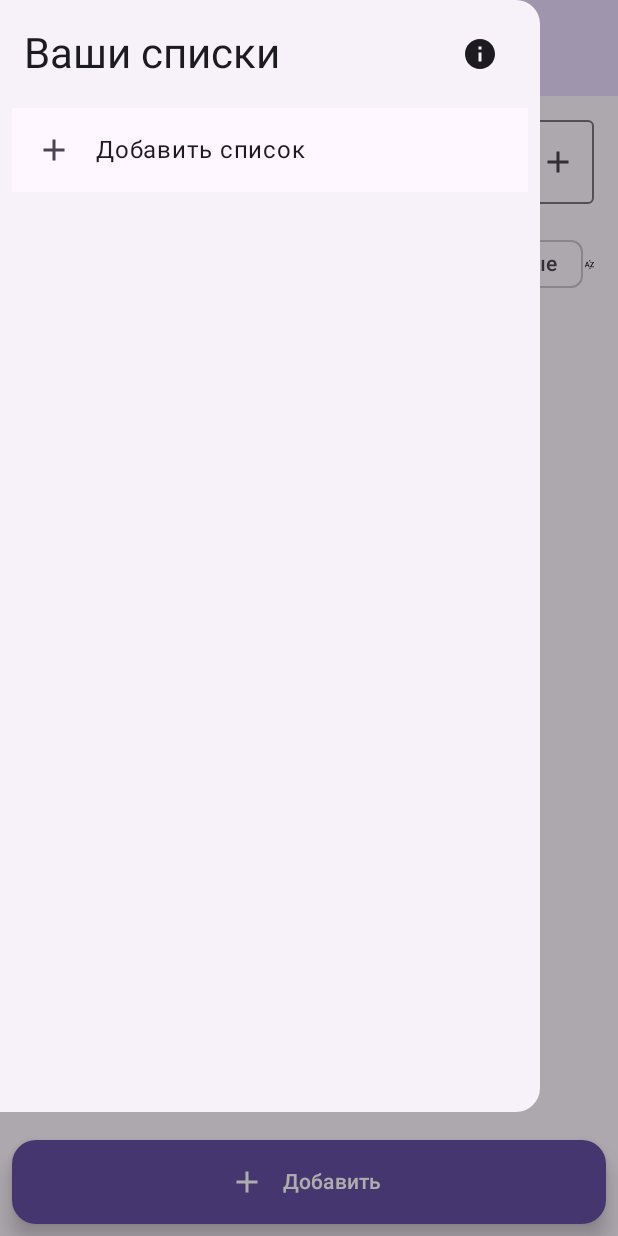
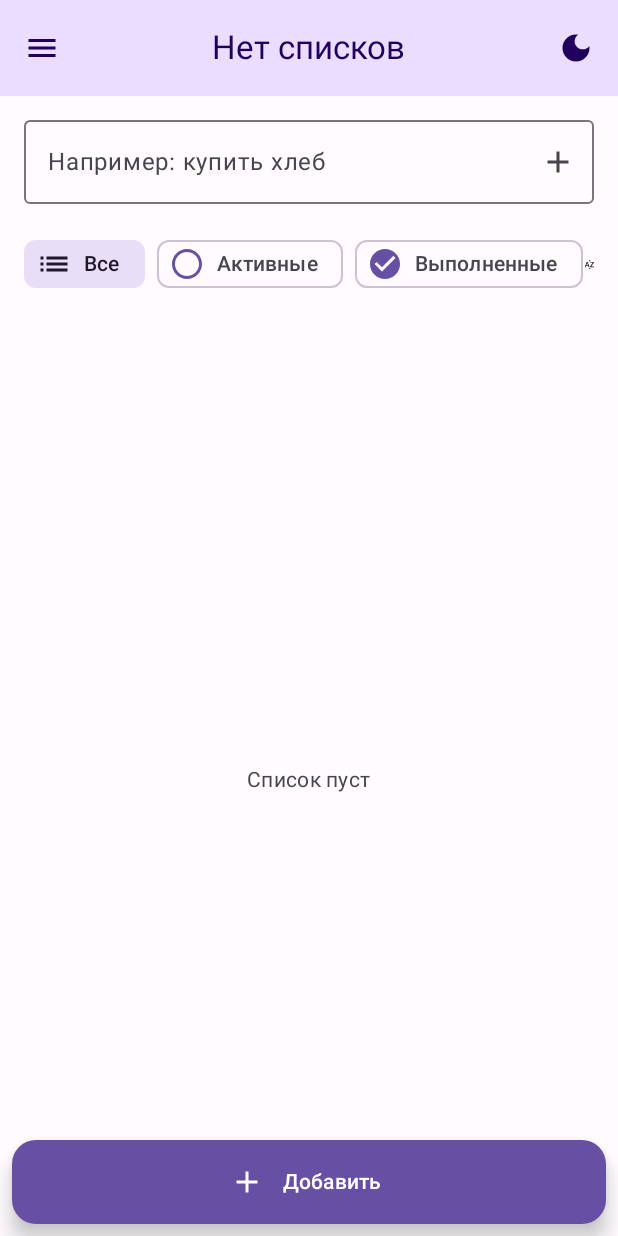
Before and after one commit to Denis24-sdk/ToDo-List-in-Kotlin, an Android app built with Jetpack Compose: the composable ToDoAppScreen called with empty values, after a tap on "Все", on a phone screen of 412 x 824 dp. Run offline under Robolectric (Android 15) with nearby library versions, the phone set to English and light mode, and no system bars; 1 other tap on this screen came first.

Commit message:
Светлая/тёмная тема

```diff
--- a/app/src/main/java/com/example/myfirstapp/MainActivity.kt
+++ b/app/src/main/java/com/example/myfirstapp/MainActivity.kt
@@ -24,6 +24,7 @@ import androidx.compose.ui.unit.dp
 import androidx.lifecycle.lifecycleScope
 import androidx.datastore.preferences.core.*
 import androidx.datastore.preferences.preferencesDataStore
+import com.example.myfirstapp.ui.theme.MyFirstAppTheme
 import com.google.gson.Gson
 import com.google.gson.reflect.TypeToken
 import kotlinx.coroutines.flow.Flow
@@ -40,11 +41,9 @@ enum class TaskFilter { ALL, ACTIVE, DONE }
 
 // --- DataStore ---
 
-// Ключ для сохранения списков задач в DataStore
 val Context.dataStore by preferencesDataStore(name = "tasks_datastore")
 val TASK_LISTS_KEY = stringPreferencesKey("task_lists_json")
 
-// Gson для конвертации списков задач в JSON и обратно
 val gson = Gson()
 
 suspend fun Context.saveTaskLists(lists: List<TaskList>) {
@@ -67,8 +66,8 @@ class MainActivity : ComponentActivity() {
     override fun onCreate(savedInstanceState: Bundle?) {
         super.onCreate(savedInstanceState)
 
-        // Загружаем списки из DataStore, если данных нет — создаём дефолтный список
         val listsState = mutableStateOf<List<TaskList>>(emptyList())
+        val isDarkTheme = mutableStateOf(false)
 
         lifecycleScope.launch {
             applicationContext.loadTaskLists().collectLatest { loadedLists ->
@@ -91,7 +90,7 @@ class MainActivity : ComponentActivity() {
         }
 
         setContent {
-            MaterialTheme {
+            MyFirstAppTheme(darkTheme = isDarkTheme.value) {
                 ToDoAppScreen(
                     lists = listsState.value,
                     onListsChange = { newLists ->
@@ -99,7 +98,9 @@ class MainActivity : ComponentActivity() {
                         lifecycleScope.launch {
                             applicationContext.saveTaskLists(newLists)
                         }
-                    }
+                    },
+                    isDarkTheme = isDarkTheme.value,
+                    onThemeChange = { isDarkTheme.value = it }
                 )
             }
         }
@@ -108,7 +109,6 @@ class MainActivity : ComponentActivity() {
 
 // --- UI компоненты ---
 
-// Отображение отдельной задачи с чекбоксом и кнопкой удаления
 @Composable
 fun TaskCardModern(
     task: Task,
@@ -146,7 +146,9 @@ fun TaskCardModern(
 @Composable
 fun ToDoAppScreen(
     lists: List<TaskList>,
-    onListsChange: (List<TaskList>) -> Unit
+    onListsChange: (List<TaskList>) -> Unit,
+    isDarkTheme: Boolean,
+    onThemeChange: (Boolean) -> Unit
 ) {
     val scope = rememberCoroutineScope()
     val snackbarHostState = remember { SnackbarHostState() }
@@ -172,8 +174,6 @@ fun ToDoAppScreen(
     var showDeleteDoneDialog by remember { mutableStateOf(false) }
     var showAddListDialog by remember { mutableStateOf(false) }
     var newListName by remember { mutableStateOf(TextFieldValue("")) }
-
-    // Основная логика: добавление, обновление, удаление задач и списков
 
     fun addTask(text: String) {
         if (text.isBlank() || activeList == null) return
@@ -233,7 +233,6 @@ fun ToDoAppScreen(
         }
     }
 
-    // Фильтрация и сортировка задач в зависимости от выбранных настроек
     fun filteredSortedTasks(): List<Task> {
         if (activeList == null) return emptyList()
         val filtered = when (filter) {
@@ -245,15 +244,12 @@ fun ToDoAppScreen(
         else filtered.sortedByDescending { it.text.lowercase() }
     }
 
-    // --- UI ---
-
     ModalNavigationDrawer(
         drawerState = drawerState,
         drawerContent = {
             ModalDrawerSheet(
                 modifier = Modifier.fillMaxHeight(0.9f)
             ) {
-                // Боковое меню с перечнем всех списков и кнопкой для создания нового
                 Row(
                     modifier = Modifier
                         .fillMaxWidth()
@@ -322,7 +318,6 @@ fun ToDoAppScreen(
     ) {
         Scaffold(
             topBar = {
-                // Верхний AppBar с кнопкой открытия бокового меню
                 CenterAlignedTopAppBar(
                     title = {
                         Text(activeList?.name ?: "Нет списков")
@@ -336,9 +331,13 @@ fun ToDoAppScreen(
                             Icon(Icons.Default.Menu, contentDescription = "Меню")
                         }
                     },
-                    // Кнопка подсказки убрана из верхнего бара, чтобы не загромождать интерфейс
                     actions = {
-                        // пусто
+                        IconButton(onClick = { onThemeChange(!isDarkTheme) }) {
+                            Icon(
+                                imageVector = if (isDarkTheme) Icons.Default.LightMode else Icons.Default.DarkMode,
+                                contentDescription = "Переключить тему"
+                            )
+                        }
                     },
                     colors = TopAppBarDefaults.centerAlignedTopAppBarColors(
                         containerColor = MaterialTheme.colorScheme.primaryContainer,
@@ -362,7 +361,6 @@ fun ToDoAppScreen(
                     ) {
                         Spacer(Modifier.height(16.dp))
 
-                        // Основной экран: ввод новой задачи, фильтры, список задач и кнопка очистки выполненных
                         OutlinedTextField(
                             value = input,
                             onValueChange = { input = it },
@@ -506,7 +504,6 @@ fun ToDoAppScreen(
         )
     }
 
-    // Диалог подтверждения удаления всех выполненных задач
     if (showDeleteDoneDialog) {
         AlertDialog(
             onDismissRequest = { showDeleteDoneDialog = false },
@@ -530,7 +527,6 @@ fun ToDoAppScreen(
         )
     }
 
-    // Диалог для добавления нового списка задач
     if (showAddListDialog) {
         AlertDialog(
             onDismissRequest = {
--- a/app/src/main/java/com/example/myfirstapp/ui/theme/Theme.kt
+++ b/app/src/main/java/com/example/myfirstapp/ui/theme/Theme.kt
@@ -1,4 +1,4 @@
-package com.example.todoapp.ui.theme
+package com.example.myfirstapp.ui.theme
 
 import androidx.compose.foundation.isSystemInDarkTheme
 import androidx.compose.material3.*
@@ -6,63 +6,65 @@ import androidx.compose.runtime.Composable
 import androidx.compose.ui.graphics.Color
 
 private val LightColors = lightColorScheme(
-    primary = md_theme_light_primary,
-    onPrimary = md_theme_light_onPrimary,
-    primaryContainer = md_theme_light_primaryContainer,
-    onPrimaryContainer = md_theme_light_onPrimaryContainer,
-    secondary = md_theme_light_secondary,
-    onSecondary = md_theme_light_onSecondary,
-    secondaryContainer = md_theme_light_secondaryContainer,
-    onSecondaryContainer = md_theme_light_onSecondaryContainer,
-    tertiary = md_theme_light_tertiary,
-    onTertiary = md_theme_light_onTertiary,
-    tertiaryContainer = md_theme_light_tertiaryContainer,
-    onTertiaryContainer = md_theme_light_onTertiaryContainer,
-    error = md_theme_light_error,
-    onError = md_theme_light_onError,
-    errorContainer = md_theme_light_errorContainer,
-    onErrorContainer = md_theme_light_onErrorContainer,
-    background = md_theme_light_background,
-    onBackground = md_theme_light_onBackground,
-    surface = md_theme_light_surface,
-    onSurface = md_theme_light_onSurface,
-    surfaceVariant = md_theme_light_surfaceVariant,
-    onSurfaceVariant = md_theme_light_onSurfaceVariant,
-    outline = md_theme_light_outline,
-    inverseOnSurface = md_theme_light_inverseOnSurface,
-    inverseSurface = md_theme_light_inverseSurface,
+    primary = Color(0xFF6750A4),
+    onPrimary = Color.White,
+    primaryContainer = Color(0xFFEADDFF),
+    onPrimaryContainer = Color(0xFF21005D),
+    secondary = Color(0xFF625B71),
+    onSecondary = Color.White,
+    secondaryContainer = Color(0xFFE8DEF8),
+    onSecondaryContainer = Color(0xFF1D192B),
+    tertiary = Color(0xFF7D5260),
+    onTertiary = Color.White,
+    tertiaryContainer = Color(0xFFFFD8E4),
+    onTertiaryContainer = Color(0xFF31111D),
+    error = Color(0xFFB3261E),
+    onError = Color.White,
+    errorContainer = Color(0xFFF9DEDC),
+    onErrorContainer = Color(0xFF410E0B),
+    background = Color(0xFFFFFBFE),
+    onBackground = Color(0xFF1C1B1F),
+    surface = Color(0xFFFFFBFE),
+    onSurface = Color(0xFF1C1B1F),
+    surfaceVariant = Color(0xFFE7E0EC),
+    onSurfaceVariant = Color(0xFF49454F),
+    outline = Color(0xFF79747E),
+    inverseOnSurface = Color(0xFFF4EFF4),
+    inverseSurface = Color(0xFF313033),
+    inversePrimary = Color(0xFFD0BCFF),
 )
 
 private val DarkColors = darkColorScheme(
-    primary = md_theme_dark_primary,
-    onPrimary = md_theme_dark_onPrimary,
-    primaryContainer = md_theme_dark_primaryContainer,
-    onPrimaryContainer = md_theme_dark_onPrimaryContainer,
-    secondary = md_theme_dark_secondary,
-    onSecondary = md_theme_dark_onSecondary,
-    secondaryContainer = md_theme_dark_secondaryContainer,
-    onSecondaryContainer = md_theme_dark_onSecondaryContainer,
-    tertiary = md_theme_dark_tertiary,
-    onTertiary = md_theme_dark_onTertiary,
-    tertiaryContainer = md_theme_dark_tertiaryContainer,
-    onTertiaryContainer = md_theme_dark_onTertiaryContainer,
-    error = md_theme_dark_error,
-    onError = md_theme_dark_onError,
-    errorContainer = md_theme_dark_errorContainer,
-    onErrorContainer = md_theme_dark_onErrorContainer,
-    background = md_theme_dark_background,
-    onBackground = md_theme_dark_onBackground,
-    surface = md_theme_dark_surface,
-    onSurface = md_theme_dark_onSurface,
-    surfaceVariant = md_theme_dark_surfaceVariant,
-    onSurfaceVariant = md_theme_dark_onSurfaceVariant,
-    outline = md_theme_dark_outline,
-    inverseOnSurface = md_theme_dark_inverseOnSurface,
-    inverseSurface = md_theme_dark_inverseSurface,
+    primary = Color(0xFFD0BCFF),
+    onPrimary = Color(0xFF381E72),
+    primaryContainer = Color(0xFF4F378B),
+    onPrimaryContainer = Color(0xFFEADDFF),
+    secondary = Color(0xFFCCC2DC),
+    onSecondary = Color(0xFF332D41),
+    secondaryContainer = Color(0xFF4A4458),
+    onSecondaryContainer = Color(0xFFE8DEF8),
+    tertiary = Color(0xFFEFB8C8),
+    onTertiary = Color(0xFF492532),
+    tertiaryContainer = Color(0xFF633B48),
+    onTertiaryContainer = Color(0xFFFFD8E4),
+    error = Color(0xFFF2B8B5),
+    onError = Color(0xFF601410),
+    errorContainer = Color(0xFF8C1D18),
+    onErrorContainer = Color(0xFFF9DEDC),
+    background = Color(0xFF1C1B1F),
+    onBackground = Color(0xFFE6E1E5),
+    surface = Color(0xFF1C1B1F),
+    onSurface = Color(0xFFE6E1E5),
+    surfaceVariant = Color(0xFF49454F),
+    onSurfaceVariant = Color(0xFFCAC4D0),
+    outline = Color(0xFF938F99),
+    inverseOnSurface = Color(0xFF1C1B1F),
+    inverseSurface = Color(0xFFE6E1E5),
+    inversePrimary = Color(0xFF6750A4),
 )
 
 @Composable
-fun ToDoAppTheme(
+fun MyFirstAppTheme(
     darkTheme: Boolean = isSystemInDarkTheme(),
     content: @Composable () -> Unit
 ) {
@@ -70,8 +72,7 @@ fun ToDoAppTheme(
 
     MaterialTheme(
         colorScheme = colors,
-        typography = Typography(),
-        shapes = Shapes(),
+        typography = Typography, // можно использовать дефолтный
         content = content
     )
 }
```
